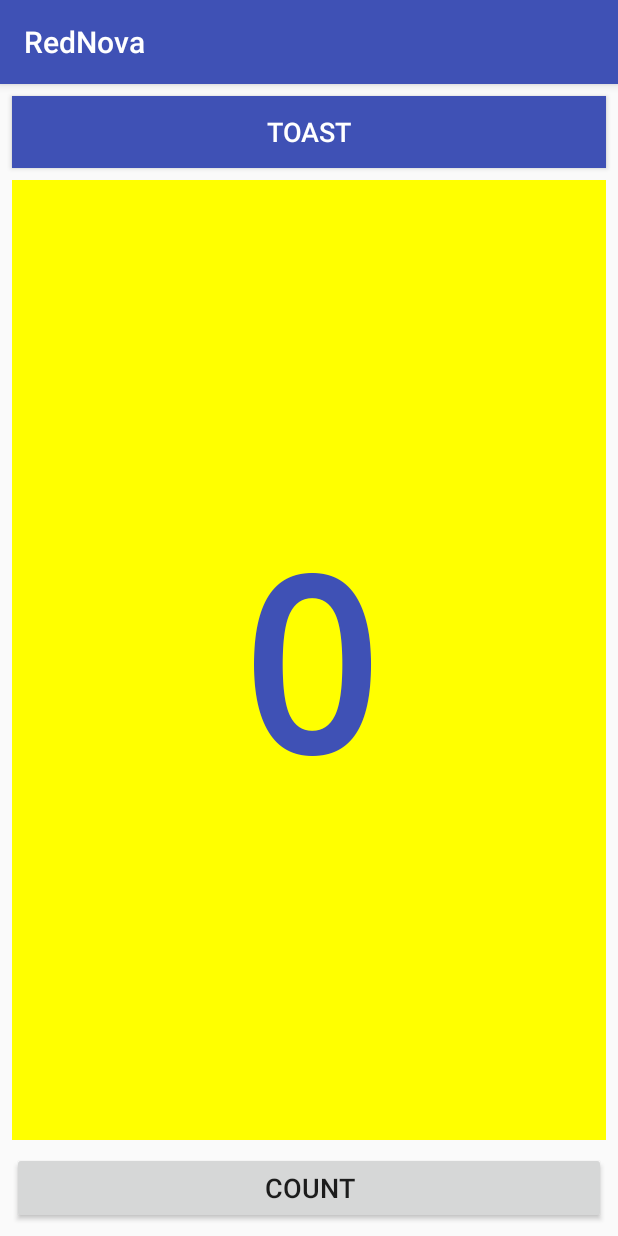
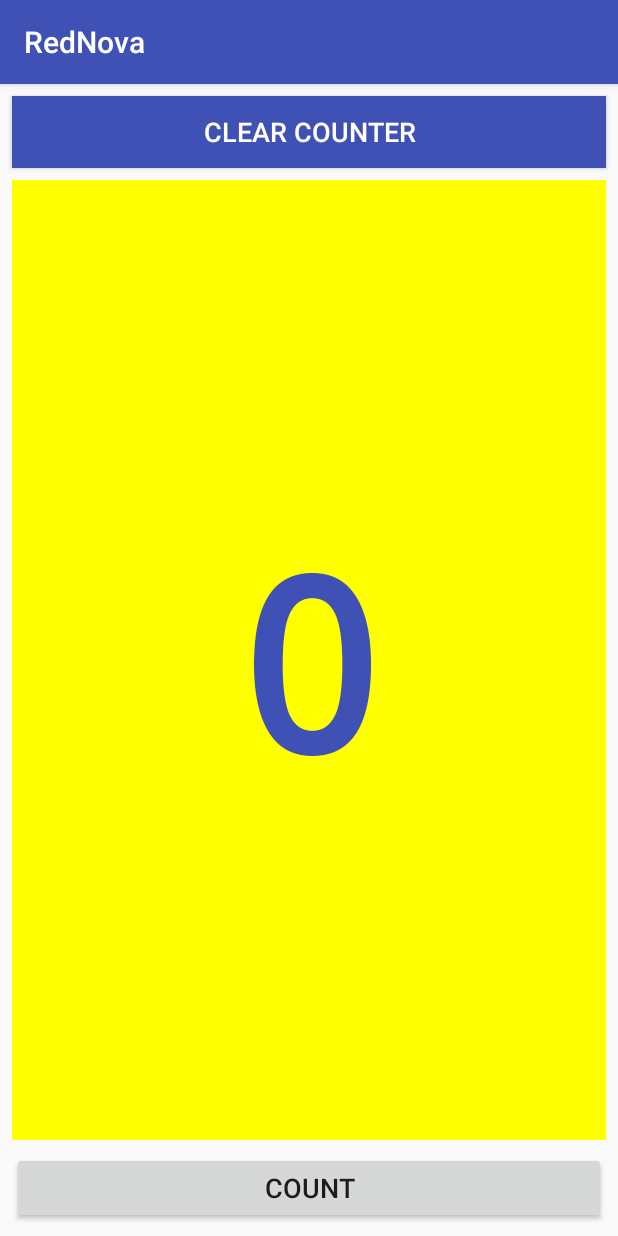
Before and after one commit to Saransh-Sharma/RedNova, an Android app: the screen it shows after launch (MainActivity), on a phone screen of 412 x 824 dp. Run offline under Robolectric (Android 15) with nearby library versions, the phone set to English and light mode, and no system bars.

Commit message:
change toast button label

```diff
--- a/app/src/main/res/values/strings.xml
+++ b/app/src/main/res/values/strings.xml
@@ -1,6 +1,6 @@
 <resources>
     <string name="app_name">RedNova</string>
-    <string name="button_label_toast">Toast</string>
+    <string name="button_label_toast">Clear Counter</string>
     <string name="button_label_count">Count</string>
     <string name="count_initial_value">0</string>
     <string name="toast_message">Counter cleared !</string>
```
